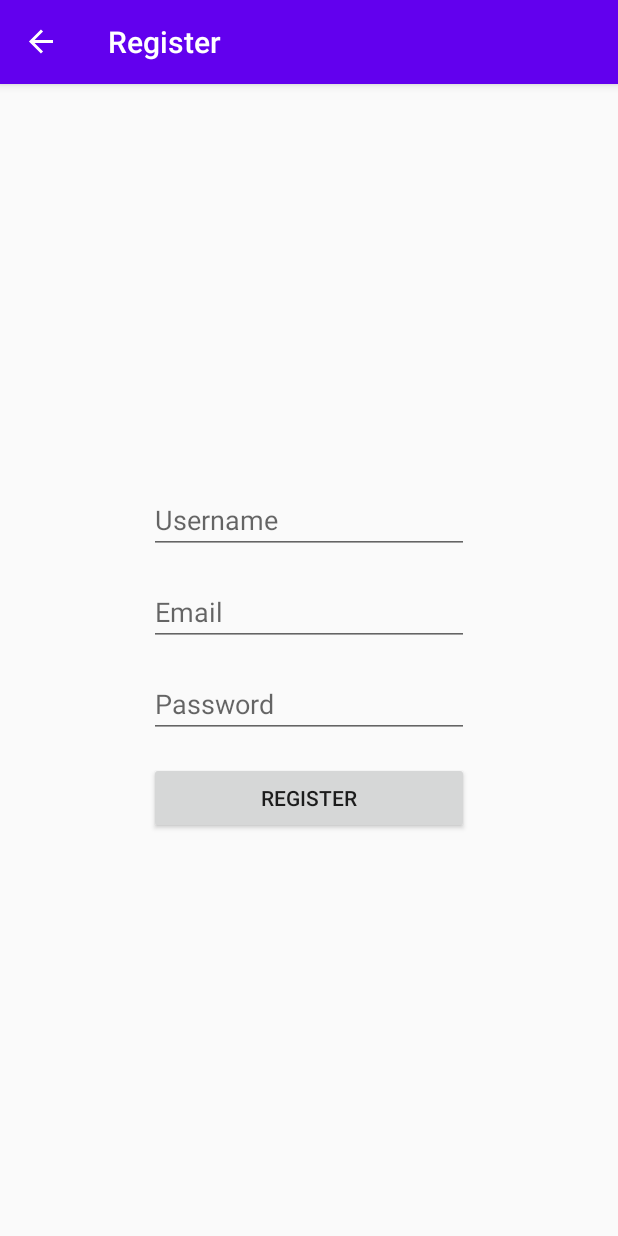
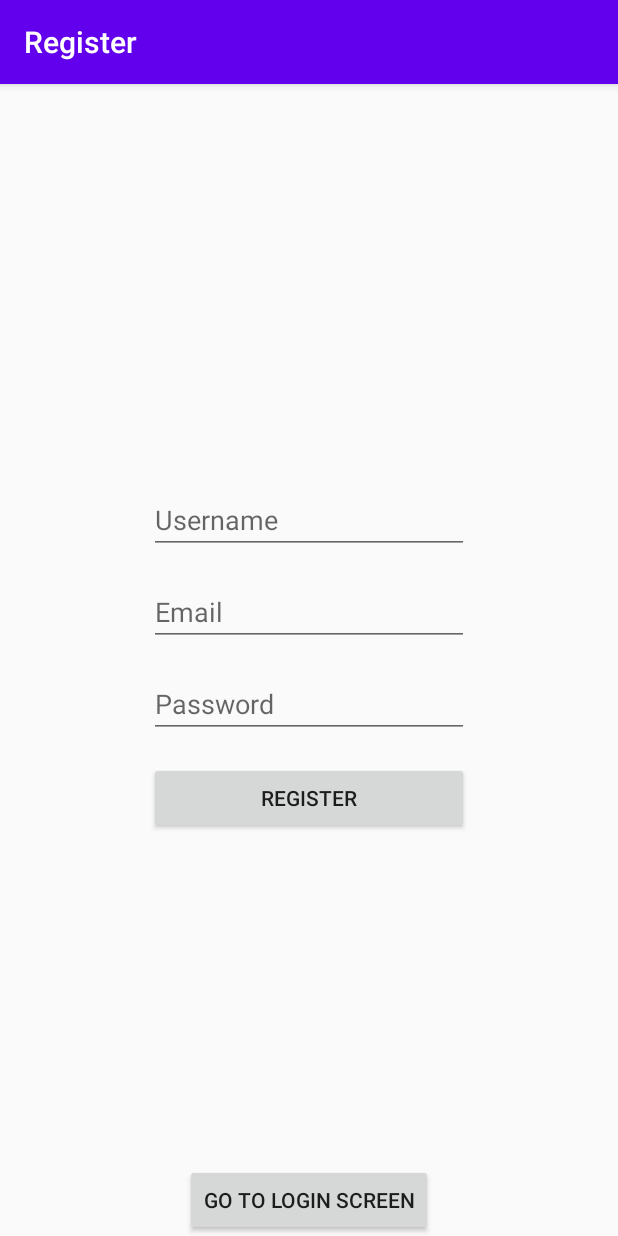
Before and after one commit to finite-la-kirilledia/messenger, an Android app: the RegisterFragment screen opened through its navigation route, on a phone screen of 412 x 824 dp. Run offline under Robolectric (Android 15) with nearby library versions, the phone set to English and light mode, and no system bars; our stand-ins replace navigation-ui.

Commit message:
add Login<->Register navigation

```diff
--- a/app/src/main/java/com/finite_la_kirilledia/messenger/MainActivity.kt
+++ b/app/src/main/java/com/finite_la_kirilledia/messenger/MainActivity.kt
@@ -4,6 +4,7 @@ import android.os.Bundle
 import androidx.appcompat.app.AppCompatActivity
 import androidx.navigation.NavController
 import androidx.navigation.findNavController
+import androidx.navigation.ui.AppBarConfiguration
 import androidx.navigation.ui.NavigationUI
 
 class MainActivity : AppCompatActivity() {
@@ -15,7 +16,10 @@ class MainActivity : AppCompatActivity() {
         setContentView(R.layout.activity_main)
 
         navController = findNavController(R.id.navHostFragment)
-        NavigationUI.setupActionBarWithNavController(this, navController)
+        val appBarConfiguration = AppBarConfiguration
+            .Builder(R.id.loginFragment, R.id.registerFragment)
+            .build()
+        NavigationUI.setupActionBarWithNavController(this, navController, appBarConfiguration)
     }
 
     override fun onSupportNavigateUp(): Boolean = navController.navigateUp()
--- a/app/src/main/java/com/finite_la_kirilledia/messenger/login/LoginFragment.kt
+++ b/app/src/main/java/com/finite_la_kirilledia/messenger/login/LoginFragment.kt
@@ -3,11 +3,15 @@ package com.finite_la_kirilledia.messenger.login
 import android.os.Bundle
 import android.view.View
 import androidx.fragment.app.Fragment
+import androidx.navigation.fragment.findNavController
 import com.finite_la_kirilledia.messenger.R
+import kotlinx.android.synthetic.main.fragment_login.*
 
 class LoginFragment : Fragment(R.layout.fragment_login) {
 
     override fun onViewCreated(view: View, savedInstanceState: Bundle?) {
         super.onViewCreated(view, savedInstanceState)
+
+        goToRegisterScreenButton.setOnClickListener { findNavController().navigate(LoginFragmentDirections.actionLoginFragmentToRegisterFragment()) }
     }
 }
--- a/app/src/main/java/com/finite_la_kirilledia/messenger/register/RegisterFragment.kt
+++ b/app/src/main/java/com/finite_la_kirilledia/messenger/register/RegisterFragment.kt
@@ -3,11 +3,15 @@ package com.finite_la_kirilledia.messenger.register
 import android.os.Bundle
 import android.view.View
 import androidx.fragment.app.Fragment
+import androidx.navigation.fragment.findNavController
 import com.finite_la_kirilledia.messenger.R
+import kotlinx.android.synthetic.main.fragment_register.*
 
 class RegisterFragment : Fragment(R.layout.fragment_register) {
 
     override fun onViewCreated(view: View, savedInstanceState: Bundle?) {
         super.onViewCreated(view, savedInstanceState)
+
+        goToLoginScreenButton.setOnClickListener { findNavController().navigate(RegisterFragmentDirections.actionRegisterFragmentToLoginFragment()) }
     }
 }
--- a/app/src/main/res/layout/fragment_register.xml
+++ b/app/src/main/res/layout/fragment_register.xml
@@ -54,4 +54,13 @@
         app:layout_constraintStart_toStartOf="@+id/password"
         app:layout_constraintTop_toBottomOf="@+id/password" />
 
+    <Button
+        android:id="@+id/goToLoginScreenButton"
+        android:layout_width="wrap_content"
+        android:layout_height="wrap_content"
+        android:text="Go To Login Screen"
+        app:layout_constraintBottom_toBottomOf="parent"
+        app:layout_constraintEnd_toEndOf="parent"
+        app:layout_constraintStart_toStartOf="parent" />
+
 </androidx.constraintlayout.widget.ConstraintLayout>
```
Also changed, not shown: app/src/main/res/layout/fragment_login.xml (+9 -0 lines), app/src/main/res/navigation/nav_graph.xml (+16 -2 lines).
